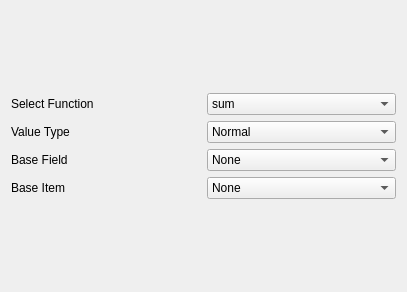
Above: plugins/staging/pivottables/pivotoptions.ui from KDE/krita before the change. Below: the same form after it.
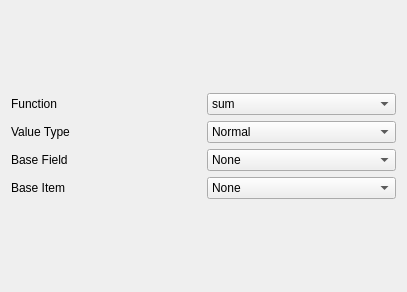
That is the form after the change.

Commit message: Fix some labels in Pivot Tables plugin

What changed in the file:
```diff
--- a/plugins/staging/pivottables/pivotoptions.ui
+++ b/plugins/staging/pivottables/pivotoptions.ui
@@ -16,7 +16,7 @@
      <item>
       <widget class="QLabel" name="label">
        <property name="text">
-        <string>Select Function</string>
+        <string>Function</string>
        </property>
       </widget>
      </item>
```
The commit also changes 2 other files.
